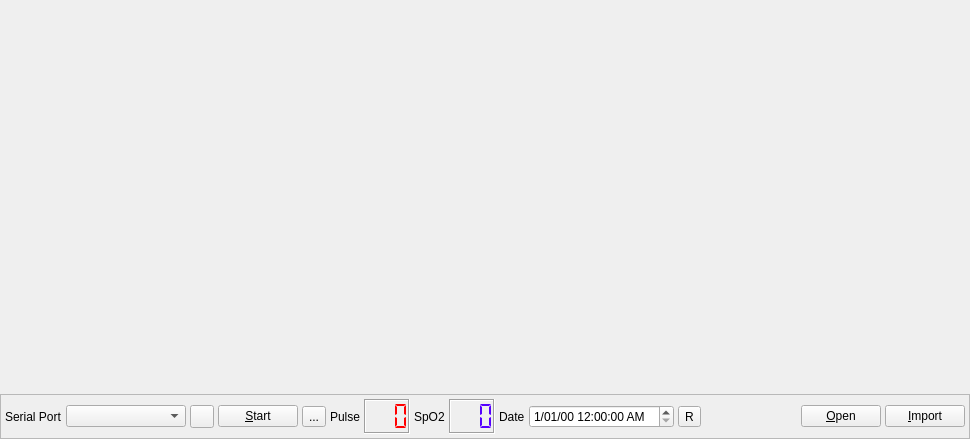
Old version of the form oximetry.ui in the repository sbonaime/sleepyhead-code..
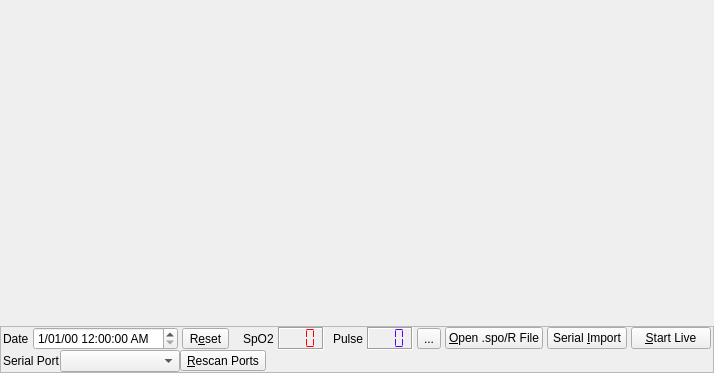
New version of the form. Icons and pictures are not drawn.

Commit message: Reorganize Oximetry bottom panel to make compatible with netbook screens

```diff
--- a/oximetry.ui
+++ b/oximetry.ui
@@ -6,8 +6,8 @@
    <rect>
     <x>0</x>
     <y>0</y>
-    <width>970</width>
-    <height>439</height>
+    <width>663</width>
+    <height>373</height>
    </rect>
   </property>
   <property name="windowTitle">
@@ -32,262 +32,311 @@
    </item>
    <item>
     <widget class="QFrame" name="frame">
-     <property name="minimumSize">
-      <size>
-       <width>0</width>
-       <height>45</height>
-      </size>
-     </property>
-     <property name="maximumSize">
-      <size>
-       <width>16777215</width>
-       <height>45</height>
-      </size>
-     </property>
      <property name="frameShape">
       <enum>QFrame::StyledPanel</enum>
      </property>
      <property name="frameShadow">
       <enum>QFrame::Raised</enum>
      </property>
-     <layout class="QHBoxLayout" name="horizontalLayout">
+     <layout class="QVBoxLayout" name="verticalLayout_2">
       <property name="spacing">
-       <number>4</number>
+       <number>0</number>
       </property>
-      <property name="margin">
-       <number>4</number>
+      <property name="leftMargin">
+       <number>2</number>
       </property>
+      <property name="topMargin">
+       <number>0</number>
+      </property>
+      <property name="rightMargin">
+       <number>2</number>
+      </property>
+      <property name="bottomMargin">
+       <number>0</number>
+      </property>
       <item>
-       <widget class="QLabel" name="label">
-        <property name="text">
-         <string>Serial Port</string>
+       <layout class="QHBoxLayout" name="horizontalLayout">
+        <property name="spacing">
+         <number>4</number>
         </property>
-       </widget>
+        <item>
+         <widget class="QLabel" name="label_4">
+          <property name="text">
+           <string>Date</string>
+          </property>
+         </widget>
+        </item>
+        <item>
+         <widget class="QDateTimeEdit" name="dateEdit">
+          <property name="displayFormat">
+           <string>d/MM/yy h:mm:ss AP</string>
+          </property>
+         </widget>
+        </item>
+        <item>
+         <widget class="QToolButton" name="resetTimeButton">
+          <property name="text">
+           <string>R&amp;eset</string>
+          </property>
+         </widget>
+        </item>
+        <item>
+         <spacer name="horizontalSpacer_3">
+          <property name="orientation">
+           <enum>Qt::Horizontal</enum>
+          </property>
+          <property name="sizeType">
+           <enum>QSizePolicy::Fixed</enum>
+          </property>
+          <property name="sizeHint" stdset="0">
+           <size>
+            <width>10</width>
+            <height>20</height>
+           </size>
+          </property>
+         </spacer>
+        </item>
+        <item>
+         <widget class="QLabel" name="label_3">
+          <property name="text">
+           <string>SpO2</string>
+          </property>
+         </widget>
+        </item>
+        <item>
+         <widget class="QLCDNumber" name="pulseLCD">
+          <property name="sizePolicy">
+           <sizepolicy hsizetype="Fixed" vsizetype="Minimum">
+            <horstretch>0</horstretch>
+            <verstretch>0</verstretch>
+           </sizepolicy>
+          </property>
+          <property name="palette">
+           <palette>
+            <active>
+             <colorrole role="WindowText">
+              <brush brushstyle="SolidPattern">
+               <color alpha="255">
+                <red>255</red>
+                <green>0</green>
+                <blue>0</blue>
+               </color>
+              </brush>
+             </colorrole>
+            </active>
+            <inactive>
+             <colorrole role="WindowText">
+              <brush brushstyle="SolidPattern">
+               <color alpha="255">
+                <red>255</red>
+                <green>0</green>
+                <blue>0</blue>
+               </color>
+              </brush>
+             </colorrole>
+            </inactive>
+            <disabled>
+             <colorrole role="WindowText">
+              <brush brushstyle="SolidPattern">
+               <color alpha="255">
+                <red>118</red>
+                <green>118</green>
+                <blue>117</blue>
+               </color>
+              </brush>
+             </colorrole>
+            </disabled>
+           </palette>
+          </property>
+          <property name="frameShape">
+           <enum>QFrame::Box</enum>
+          </property>
+          <property name="frameShadow">
+           <enum>QFrame::Sunken</enum>
+          </property>
+          <property name="numDigits">
+           <number>3</number>
+          </property>
+          <property name="segmentStyle">
+           <enum>QLCDNumber::Flat</enum>
+          </property>
+         </widget>
+        </item>
+        <item>
+         <spacer name="horizontalSpacer_4">
+          <property name="orientation">
+           <enum>Qt::Horizontal</enum>
+          </property>
+          <property name="sizeType">
+           <enum>QSizePolicy::Fixed</enum>
+          </property>
+          <property name="sizeHint" stdset="0">
+           <size>
+            <width>5</width>
+            <height>20</height>
+           </size>
+          </property>
+         </spacer>
+        </item>
+        <item>
+         <widget class="QLabel" name="label_2">
+          <property name="text">
+           <string>Pulse</string>
+          </property>
+         </widget>
+        </item>
+        <item>
+         <widget class="QLCDNumber" name="spo2LCD">
+          <property name="sizePolicy">
+           <sizepolicy hsizetype="Fixed" vsizetype="Minimum">
+            <horstretch>0</horstretch>
+            <verstretch>0</verstretch>
+           </sizepolicy>
+          </property>
+          <property name="palette">
+           <palette>
+            <active>
+             <colorrole role="WindowText">
+              <brush brushstyle="SolidPattern">
+               <color alpha="255">
+                <red>85</red>
+                <green>0</green>
+                <blue>255</blue>
+               </color>
+              </brush>
+             </colorrole>
+            </active>
+            <inactive>
+             <colorrole role="WindowText">
+              <brush brushstyle="SolidPattern">
+               <color alpha="255">
+                <red>85</red>
+                <green>0</green>
+                <blue>255</blue>
+               </color>
+              </brush>
+             </colorrole>
+            </inactive>
+            <disabled>
+             <colorrole role="WindowText">
+              <brush brushstyle="SolidPattern">
+               <color alpha="255">
+                <red>118</red>
+                <green>118</green>
+                <blue>117</blue>
+               </color>
+              </brush>
+             </colorrole>
+            </disabled>
+           </palette>
+          </property>
+          <property name="frameShadow">
+           <enum>QFrame::Sunken</enum>
+          </property>
+          <property name="numDigits">
+           <number>3</number>
+          </property>
+          <property name="segmentStyle">
+           <enum>QLCDNumber::Flat</enum>
+          </property>
+         </widget>
+        </item>
+        <item>
+         <spacer name="horizontalSpacer_2">
+          <property name="orientation">
+           <enum>Qt::Horizontal</enum>
+          </property>
+          <property name="sizeHint" stdset="0">
+           <size>
+            <width>40</width>
+            <height>20</height>
+           </size>
+          </property>
+         </spacer>
+        </item>
+        <item>
+         <widget class="QToolButton" name="saveButton">
+          <property name="text">
+           <string>...</string>
+          </property>
+          <property name="icon">
+           <iconset resource="Resources.qrc">
+            <normaloff>:/icons/save.png</normaloff>:/icons/save.png</iconset>
+          </property>
+         </widget>
+        </item>
+        <item>
+         <widget class="QPushButton" name="openButton">
+          <property name="text">
+           <string>&amp;Open .spo/R File</string>
+          </property>
+         </widget>
+        </item>
+        <item>
+         <widget class="QPushButton" name="ImportButton">
+          <property name="text">
+           <string>Serial &amp;Import</string>
+          </property>
+         </widget>
+        </item>
+        <item>
+         <widget class="QPushButton" name="RunButton">
+          <property name="sizePolicy">
+           <sizepolicy hsizetype="Fixed" vsizetype="Fixed">
+            <horstretch>0</horstretch>
+            <verstretch>0</verstretch>
+           </sizepolicy>
+          </property>
+          <property name="text">
+           <string>&amp;Start Live</string>
+          </property>
+          <property name="checkable">
+           <bool>true</bool>
+          </property>
+         </widget>
+        </item>
+       </layout>
       </item>
       <item>
-       <widget class="QComboBox" name="SerialPortsCombo">
-        <property name="minimumSize">
-         <size>
-          <width>120</width>
-          <height>0</height>
-         </size>
-        </property>
-       </widget>
-      </item>
-      <item>
-       <widget class="QToolButton" name="RefreshPortsButton">
-        <property name="text">
-         <string/>
-        </property>
-        <property name="icon">
-         <iconset resource="Resources.qrc">
-          <normaloff>:/icons/refresh.png</normaloff>:/icons/refresh.png</iconset>
-        </property>
-       </widget>
-      </item>
-      <item>
-       <widget class="QPushButton" name="RunButton">
-        <property name="sizePolicy">
-         <sizepolicy hsizetype="Fixed" vsizetype="Fixed">
-          <horstretch>0</horstretch>
-          <verstretch>0</verstretch>
-         </sizepolicy>
-        </property>
-        <property name="text">
-         <string>&amp;Start</string>
-        </property>
-        <property name="checkable">
-         <bool>true</bool>
-        </property>
-       </widget>
-      </item>
-      <item>
-       <widget class="QToolButton" name="saveButton">
-        <property name="text">
-         <string>...</string>
-        </property>
-        <property name="icon">
-         <iconset resource="Resources.qrc">
-          <normaloff>:/icons/save.png</normaloff>:/icons/save.png</iconset>
-        </property>
-       </widget>
-      </item>
-      <item>
-       <widget class="QLabel" name="label_2">
-        <property name="text">
-         <string>Pulse</string>
-        </property>
-       </widget>
-      </item>
-      <item>
-       <widget class="QLCDNumber" name="pulseLCD">
-        <property name="sizePolicy">
-         <sizepolicy hsizetype="Fixed" vsizetype="Minimum">
-          <horstretch>0</horstretch>
-          <verstretch>0</verstretch>
-         </sizepolicy>
-        </property>
-        <property name="palette">
-         <palette>
-          <active>
-           <colorrole role="WindowText">
-            <brush brushstyle="SolidPattern">
-             <color alpha="255">
-              <red>255</red>
-              <green>0</green>
-              <blue>0</blue>
-             </color>
-            </brush>
-           </colorrole>
-          </active>
-          <inactive>
-           <colorrole role="WindowText">
-            <brush brushstyle="SolidPattern">
-             <color alpha="255">
-              <red>255</red>
-              <green>0</green>
-              <blue>0</blue>
-             </color>
-            </brush>
-           </colorrole>
-          </inactive>
-          <disabled>
-           <colorrole role="WindowText">
-            <brush brushstyle="SolidPattern">
-             <color alpha="255">
-              <red>118</red>
-              <green>118</green>
-              <blue>117</blue>
-             </color>
-            </brush>
-           </colorrole>
-          </disabled>
-         </palette>
-        </property>
-        <property name="frameShape">
-         <enum>QFrame::Box</enum>
-        </property>
-        <property name="frameShadow">
-         <enum>QFrame::Sunken</enum>
-        </property>
-        <property name="numDigits">
-         <number>3</number>
-        </property>
-        <property name="segmentStyle">
-         <enum>QLCDNumber::Flat</enum>
-        </property>
-       </widget>
-      </item>
-      <item>
-       <widget class="QLabel" name="label_3">
-        <property name="text">
-         <string>SpO2</string>
-        </property>
-       </widget>
-      </item>
-      <item>
-       <widget class="QLCDNumber" name="spo2LCD">
-        <property name="sizePolicy">
-         <sizepolicy hsizetype="Fixed" vsizetype="Minimum">
-          <horstretch>0</horstretch>
-          <verstretch>0</verstretch>
-         </sizepolicy>
-        </property>
-        <property name="palette">
-         <palette>
-          <active>
-           <colorrole role="WindowText">
-            <brush brushstyle="SolidPattern">
-             <color alpha="255">
-              <red>85</red>
-              <green>0</green>
-              <blue>255</blue>
-             </color>
-            </brush>
-           </colorrole>
-          </active>
-          <inactive>
-           <colorrole role="WindowText">
-            <brush brushstyle="SolidPattern">
-             <color alpha="255">
-              <red>85</red>
-              <green>0</green>
-              <blue>255</blue>
-             </color>
-            </brush>
-           </colorrole>
-          </inactive>
-          <disabled>
-           <colorrole role="WindowText">
-            <brush brushstyle="SolidPattern">
-             <color alpha="255">
-              <red>118</red>
-              <green>118</green>
-              <blue>117</blue>
-             </color>
-            </brush>
-           </colorrole>
-          </disabled>
-         </palette>
-        </property>
-        <property name="frameShadow">
-         <enum>QFrame::Sunken</enum>
-        </property>
-        <property name="numDigits">
-         <number>3</number>
-        </property>
-        <property name="segmentStyle">
-         <enum>QLCDNumber::Flat</enum>
-        </property>
-       </widget>
-      </item>
-      <item>
-       <widget class="QLabel" name="label_4">
-        <property name="text">
-         <string>Date</string>
-        </property>
-       </widget>
-      </item>
-      <item>
-       <widget class="QDateTimeEdit" name="dateEdit">
-        <property name="displayFormat">
-         <string>d/MM/yy h:mm:ss AP</string>
-        </property>
-       </widget>
-      </item>
-      <item>
-       <widget class="QToolButton" name="resetTimeButton">
-        <property name="text">
-         <string>R</string>
-        </property>
-       </widget>
-      </item>
-      <item>
-       <spacer name="horizontalSpacer">
-        <property name="orientation">
-         <enum>Qt::Horizontal</enum>
-        </property>
-        <property name="sizeHint" stdset="0">
-         <size>
-          <width>59</width>
-          <height>20</height>
-         </size>
-        </property>
-       </spacer>
-      </item>
-      <item>
-       <widget class="QPushButton" name="openButton">
-        <property name="text">
-         <string>&amp;Open</string>
-        </property>
-       </widget>
-      </item>
-      <item>
-       <widget class="QPushButton" name="ImportButton">
-        <property name="text">
-         <string>&amp;Import</string>
-        </property>
-       </widget>
+       <layout class="QHBoxLayout" name="horizontalLayout_2">
+        <item>
+         <widget class="QLabel" name="label">
+          <property name="text">
+           <string>Serial Port</string>
+          </property>
+         </widget>
+        </item>
+        <item>
+         <widget class="QComboBox" name="SerialPortsCombo">
+          <property name="minimumSize">
+           <size>
+            <width>120</width>
+            <height>0</height>
+           </size>
+          </property>
+         </widget>
+        </item>
+        <item>
+         <widget class="QToolButton" name="RefreshPortsButton">
+          <property name="text">
+           <string>&amp;Rescan Ports</string>
+          </property>
+         </widget>
+        </item>
+        <item>
+         <spacer name="horizontalSpacer">
+          <property name="orientation">
+           <enum>Qt::Horizontal</enum>
+          </property>
+          <property name="sizeHint" stdset="0">
+           <size>
+            <width>40</width>
+            <height>20</height>
+           </size>
+          </property>
+         </spacer>
+        </item>
+       </layout>
       </item>
      </layout>
     </widget>
```
Left out of the diff: 1 changed line with no effect on the pictures. The commit also changes 1 other file.
